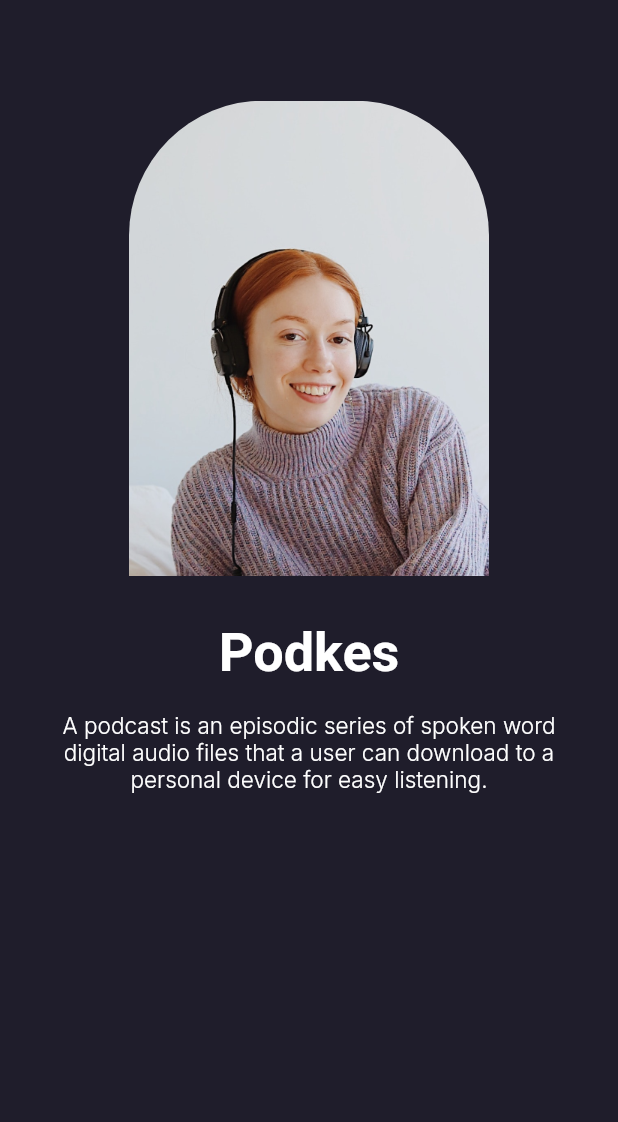
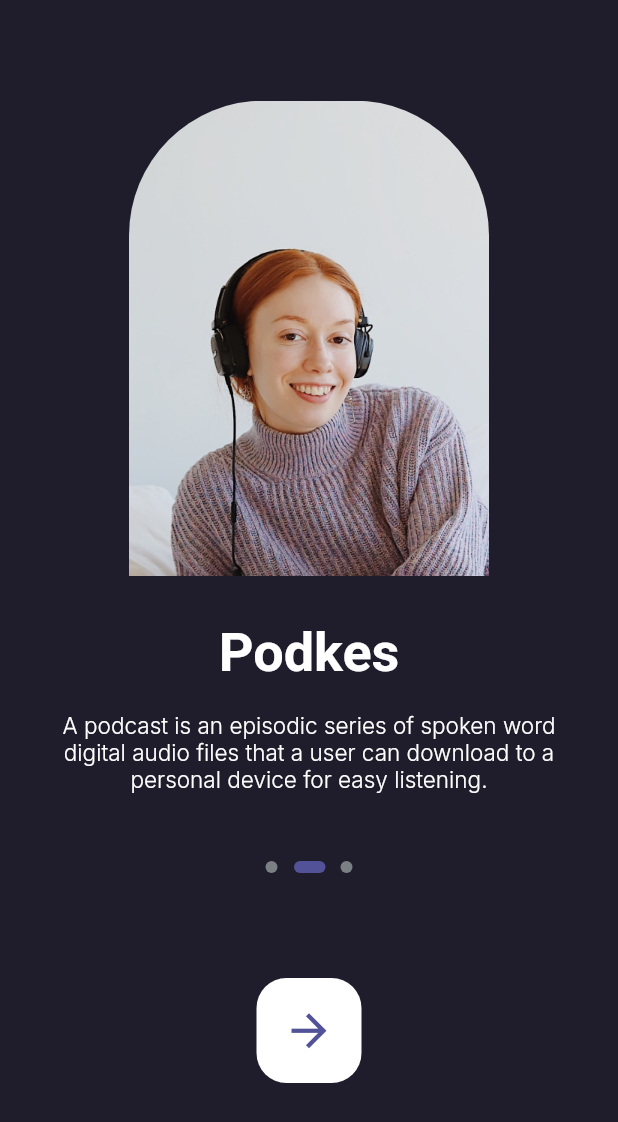
Before and after one commit to Yusuf-Solmaz/MusicPlayer, a Flutter app: the screen it shows after launch, on a phone screen of 412 x 824 dp. Shown: the top 1122 px of the screen. Run offline on Flutter 3.47's test engine with Material 2 defaults, Android fonts, the phone set to English and light mode, and no system bars; our stand-ins replace google_fonts.

Commit message:
Button and Icons

```diff
--- a/lib/firstPage.dart
+++ b/lib/firstPage.dart
@@ -25,9 +25,9 @@ class FirstPage extends StatelessWidget {
 }
 
 class FirstPageBody extends StatelessWidget {
-
   var title = 'Podkes';
-  var firstPageText = 'A podcast is an episodic series of spoken word digital audio files that a user can download to a  personal device for easy listening.';
+  var firstPageText =
+      'A podcast is an episodic series of spoken word digital audio files that a user can download to a  personal device for easy listening.';
 
   @override
   Widget build(BuildContext context) {
@@ -39,7 +39,10 @@ class FirstPageBody extends StatelessWidget {
             width: 240,
             height: 317,
             decoration: BoxDecoration(
-              borderRadius: BorderRadius.only(topLeft: Radius.circular(90.00),topRight: Radius.circular(90.00)), // Köşeleri kavisleştirmek için kullanılır
+              borderRadius: BorderRadius.only(
+                  topLeft: Radius.circular(90.00),
+                  topRight: Radius.circular(
+                      90.00)), // Köşeleri kavisleştirmek için kullanılır
               image: DecorationImage(
                 image: AssetImage("images/img_4.png"),
                 fit: BoxFit.cover,
@@ -54,21 +57,85 @@ class FirstPageBody extends StatelessWidget {
             style: TextStyle(
               fontSize: 36,
               fontWeight: FontWeight.bold,
-
             ),
           ),
         ),
         Container(
           width: 332,
-            height: 55,
-            margin: EdgeInsets.only(top: 18),
-            child: Text(textAlign: TextAlign.center,firstPageText,style: GoogleFonts.inter(
-              fontSize: 15,
-              fontWeight: FontWeight.w300,
-            )),),
+          height: 55,
+          margin: EdgeInsets.only(top: 18),
+          child: Text(
+              textAlign: TextAlign.center,
+              firstPageText,
+              style: GoogleFonts.inter(
+                fontSize: 15,
+                fontWeight: FontWeight.w300,
+              )),
+        ),
         Container(
+          margin: EdgeInsets.only(top: 45),
+          width: 60,
+          height: 8,
+          alignment: Alignment.center,
+          child: Row(
+            mainAxisAlignment: MainAxisAlignment.center,
+            children: [
+              Container(
+                margin: EdgeInsets.only(right: 1),
+                width: 8,
+                height: 8,
+                decoration: BoxDecoration(
+                  shape: BoxShape.circle,
+                  color: Color(0xFF7B8085),
+                ),
+              ),
+              Container(
+                margin: EdgeInsets.only(left: 10),
+                width: 21,
+                height: 8,
+                decoration: BoxDecoration(
+                  borderRadius: BorderRadius.circular(10),
+                  color: Color(0xFF525298),
+                ),
+              ),
+              Container(
+                margin: EdgeInsets.only(left: 10),
+                width: 8,
+                height: 8,
+                decoration: BoxDecoration(
+                  shape: BoxShape.circle,
+                  color: Color(0xFF7B8085),
+                ),
+              ),
+            ],
+          ),
         ),
-        Container()
+        Container(
+          margin: EdgeInsets.only(top: 70),
+          alignment: Alignment.center,
+          width: 70,
+          height: 70,
+          decoration: BoxDecoration(
+            borderRadius: BorderRadius.circular(20),
+            color: Colors.white,
+          ),
+          child: ElevatedButton(
+            style: ElevatedButton.styleFrom(
+              primary: Colors.transparent,
+              elevation: 0,
+              shadowColor: Colors.transparent,
+              shape: RoundedRectangleBorder(
+                borderRadius: BorderRadius.circular(35.0),
+              ),
+            ),
+            onPressed: () {},
+            child: Icon(
+              Icons.arrow_forward,
+              color: Color(0xFF525298),
+              size: 35.0,
+            ),
+          ),
+        ),
       ],
     );
   }
```
